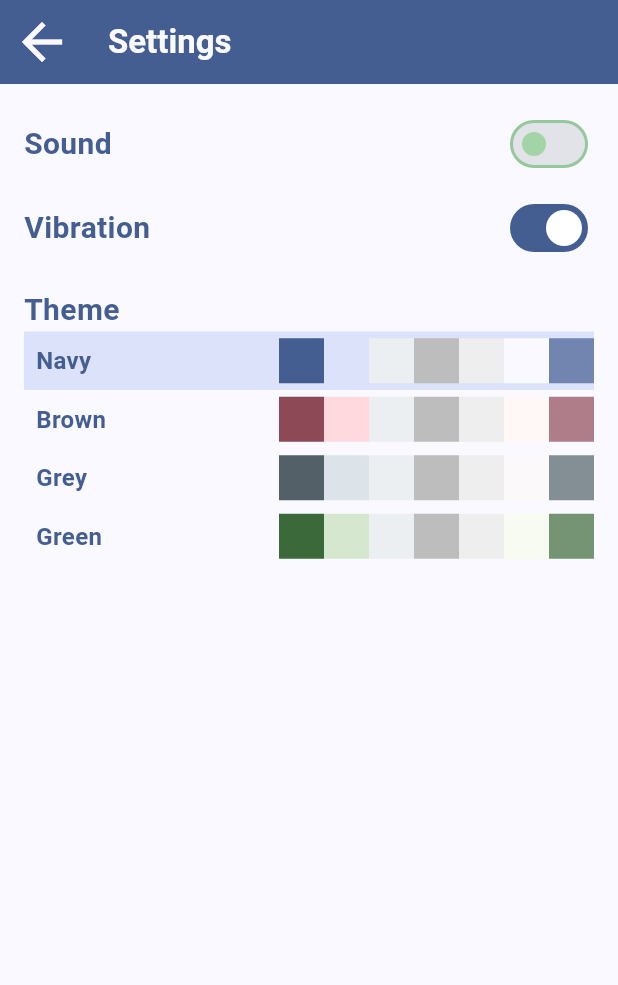
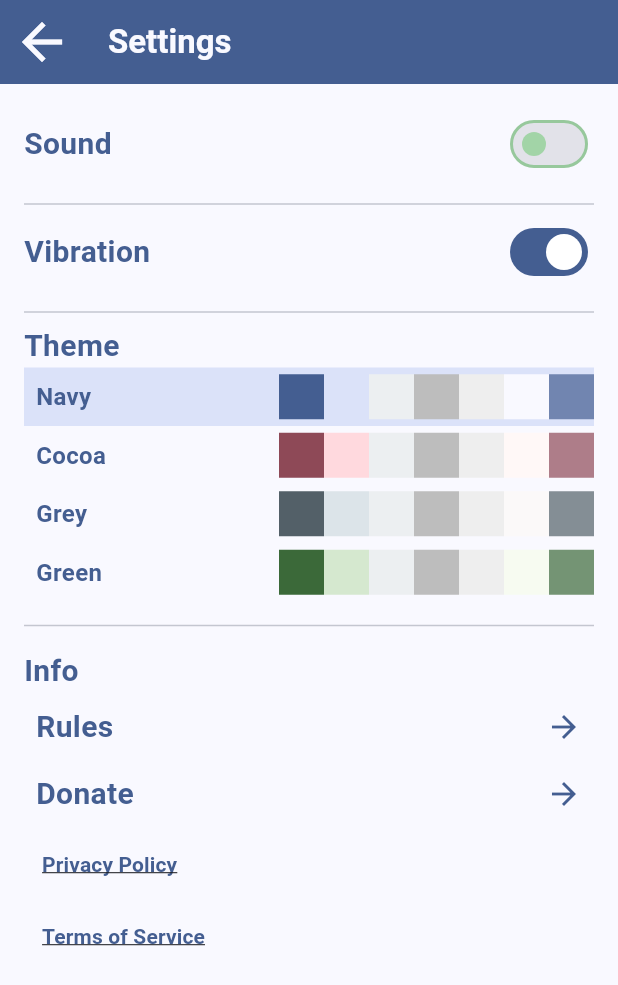
Before and after one commit to julia-morg/numerocide, a Flutter app: the screen it shows after launch, after a tap on the "settings" icon, on a phone screen of 412 x 824 dp. Shown: the top 985 px of the screen. Run offline on Flutter 3.47's test engine with Material 3 defaults, Android fonts, the phone set to English and light mode, and no system bars; our stand-ins replace audioplayers, in_app_purchase, shared_preferences, vibration; missing offline and left inert: volume_control.

Commit message:
settings page

```diff
--- a/lib/game/settings.dart
+++ b/lib/game/settings.dart
@@ -7,7 +7,7 @@ class Settings {
   bool vibro;
   String theme;
   static const String navy = 'navy';
-  static const String brown = 'brown';
+  static const String brown = 'cocoa';
   static const String grey = 'grey';
   static const String green = 'green';
   static List<String> get allThemes => [navy, brown, grey, green];
--- a/lib/game/sounds.dart
+++ b/lib/game/sounds.dart
@@ -63,6 +63,7 @@ class Sounds {
     }
     await player.stop();
     double deviceVolume = await VolumeControl.volume;
+    debugPrint(filename);
     player.play(
       AssetSource('sounds/${filename}'),
       volume: deviceVolume,
--- a/lib/game_page.dart
+++ b/lib/game_page.dart
@@ -368,7 +368,5 @@ class _GamePageState extends State<GamePage>  with SingleTickerProviderStateMixi
       }
       currentHint == null ? sounds.playNoHintsSound() : sounds.playHintSound();
     });
-    _checkGameState(false);
   }
-
 }
--- a/lib/home_page.dart
+++ b/lib/home_page.dart
@@ -1,4 +1,6 @@
 import 'package:flutter/material.dart';
+import 'package:url_launcher/url_launcher.dart';
+import 'donate_page.dart';
 import 'game_page.dart';
 import 'settings_page.dart';
 import 'tutorial_page.dart';
@@ -174,23 +176,7 @@ class _HomePageState extends State<HomePage> {
                   )),
             ),
           ),
-          const SizedBox(height: 50),
-          Center(
-            child: ElevatedButton(
-              onPressed: _hasSavedGame ? () => _showTutorial() : null,
-              style: ElevatedButton.styleFrom(
-                backgroundColor: Theme.of(context).colorScheme.surface,
-                shape: RoundedRectangleBorder(
-                  borderRadius: BorderRadius.circular(10),
-                ),
-              ),
-              child: const Text('Rules',
-                  style: TextStyle(
-                    fontSize: 24,
-                    fontWeight: FontWeight.bold,
-                  )),
-            ),
-          ),
+          const Spacer(),
 
         ],
       ),
--- a/lib/settings_page.dart
+++ b/lib/settings_page.dart
@@ -1,17 +1,20 @@
 import 'package:flutter/material.dart';
+import 'package:numerocide/tutorial_page.dart';
+import 'package:url_launcher/url_launcher.dart';
+import 'donate_page.dart';
 import 'game/settings.dart';
 import 'main.dart';
 
 class SettingsPage extends StatefulWidget {
   Settings settings;
-  SettingsPage({Key? key,  required this.settings}) : super(key: key);
+
+  SettingsPage({Key? key, required this.settings}) : super(key: key);
 
   @override
   _SettingsPageState createState() => _SettingsPageState();
 }
 
 class _SettingsPageState extends State<SettingsPage> {
-
   @override
   void initState() {
     super.initState();
@@ -50,8 +53,14 @@ class _SettingsPageState extends State<SettingsPage> {
         child: Column(
           crossAxisAlignment: CrossAxisAlignment.start,
           children: [
-            // Sound настройки
-            Row(
+            InkWell(
+              onTap: () {
+                setState(() {
+                  widget.settings.sound = !widget.settings.sound;
+                });
+                widget.settings.saveSettings();
+              },
+              child: Row(
                 mainAxisAlignment: MainAxisAlignment.spaceBetween,
                 children: [
                   Text('Sound', style: labelStyle),
@@ -66,9 +75,17 @@ class _SettingsPageState extends State<SettingsPage> {
                   ),
                 ],
               ),
+            ),
             const SizedBox(height: 8),
-            // Vibration настройки
-            Row(
+            Divider(),
+            InkWell(
+              onTap: () {
+                setState(() {
+                  widget.settings.vibro = !widget.settings.vibro;
+                });
+                widget.settings.saveSettings();
+              },
+              child: Row(
                 mainAxisAlignment: MainAxisAlignment.spaceBetween,
                 children: [
                   Text('Vibration', style: labelStyle),
@@ -83,7 +100,9 @@ class _SettingsPageState extends State<SettingsPage> {
                   ),
                 ],
               ),
-            const SizedBox(height: 16),
+            ),
+            const SizedBox(height: 8),
+            Divider(),
             Text('Theme', style: labelStyle),
             Column(
               children: Settings.allThemes.map((themeName) {
@@ -93,14 +112,14 @@ class _SettingsPageState extends State<SettingsPage> {
                       widget.settings.theme = themeName;
                     });
                     widget.settings.saveSettings();
-                    // Применяем тему
-                    MyApp.of(context)?.updateTheme(Settings.getThemeData(widget.settings.theme));
+                    MyApp.of(context)?.updateTheme(
+                        Settings.getThemeData(widget.settings.theme));
                   },
                   child: Container(
                     decoration: BoxDecoration(
                       color: widget.settings.theme == themeName
                           ? Theme.of(context).colorScheme.secondaryContainer
-                          : Colors.transparent, // Подсвечиваем выбранную тему
+                          : Colors.transparent,
                     ),
                     child: Row(
                       children: [
@@ -114,7 +133,8 @@ class _SettingsPageState extends State<SettingsPage> {
                           ),
                         ),
                         Row(
-                          children: Settings.getThemeColors(themeName).map((color) {
+                          children:
+                              Settings.getThemeColors(themeName).map((color) {
                             return Container(
                               width: 30,
                               height: 30,
@@ -128,9 +148,119 @@ class _SettingsPageState extends State<SettingsPage> {
                 );
               }).toList(),
             ),
+            const SizedBox(height: 8),
+            Divider(),
+            const SizedBox(height: 8),
+            Text('Info', style: labelStyle),
+            InkWell(
+              onTap: _showTutorial,
+              splashColor: Theme.of(context).splashColor,
+              highlightColor: Colors.transparent,
+              child: Container(
+                width: double.infinity,
+                padding: const EdgeInsets.all(8),
+                child: Row(
+                  mainAxisAlignment: MainAxisAlignment.spaceBetween,
+                  children: [
+                    Text(
+                      'Rules',
+                      style: labelStyle,
+                    ),
+                    Icon(Icons.arrow_forward, color: colorDark,),
+                  ],
+                ),
+              ),
+            ),
+            InkWell(
+              onTap: () {
+                Navigator.push(
+                  context,
+                  MaterialPageRoute(
+                    builder: (context) => DonatePage(
+                      settings: widget.settings,
+                    ),
+                  ),
+                );
+              },
+              splashColor: Theme.of(context).splashColor,
+              highlightColor: Colors.transparent,
+              child: Container(
+                width: double.infinity,
+                padding: const EdgeInsets.all(8),
+                child: Row(
+                  mainAxisAlignment: MainAxisAlignment.spaceBetween,
+                  children: [
+                    Text(
+                      'Donate',
+                      style: labelStyle,
+                    ),
+                    Icon(Icons.arrow_forward, color: colorDark),
+                  ],
+                ),
+              ),
+            ),
+            TextButton(
+              onPressed: () async {
+                const url = 'https://www.yourwebsite.com/privacy-policy';
+                if (await canLaunch(url)) {
+                  await launch(url);
+                } else {
+                  throw 'Could not launch $url';
+                }
+              },
+              child: const SizedBox(
+                width: double.infinity,
+                child: Row(
+                  mainAxisAlignment: MainAxisAlignment.spaceBetween,
+                  children: [
+                    const Text(
+                      'Privacy Policy',
+                      style: TextStyle(
+                        decoration: TextDecoration.underline,
+                      ),
+                    ),
+                  ],
+                ),
+              ),
+            ),
+            TextButton(
+              onPressed: () async {
+                const url = 'https://www.yourwebsite.com/privacy-policy';
+                if (await canLaunch(url)) {
+                  await launch(url);
+                } else {
+                  throw 'Could not launch $url';
+                }
+              },
+              child: const SizedBox(
+                width: double.infinity,
+                child: Row(
+                  mainAxisAlignment: MainAxisAlignment.spaceBetween,
+                  children: [
+                    Text(
+                      'Terms of Service',
+                      style: TextStyle(
+                        decoration: TextDecoration.underline,
+                      ),
+                    ),
+                  ],
+                ),
+              ),
+            )
           ],
         ),
       ),
     );
   }
+
+  void _showTutorial() {
+    Navigator.push(
+      context,
+      MaterialPageRoute(
+        builder: (context) => TutorialPage(
+          settings: widget.settings,
+        ),
+      ),
+    );
   }
+}
--- a/lib/tutorial_page.dart
+++ b/lib/tutorial_page.dart
@@ -87,7 +87,7 @@ class _TutorialPageState extends State<TutorialPage> {
       Stage(''
           'If you remove all the cells in a row, the row is destroyed',
           6,
-          [3, 4, 2, 1, 5, 4, 9, 6, 1, 4, 2, 5, 6, 5, 7],
+          [3, 8, 3, 1, 5, 3, 9, 6, 1, 4, 2, 5, 4, 5, 4],
           Hint(3, 8),
           [6,7,9,10,11,]),
       Stage(
@@ -170,7 +170,7 @@ class _TutorialPageState extends State<TutorialPage> {
           Padding(
             padding: const EdgeInsets.all(10),
             child: Text(
-              'Step ${step+1}: $hintText',
+              '${step+1}. $hintText',
               style: Theme.of(context)
                   .textTheme
                   .headlineSmall!
@@ -223,6 +223,7 @@ class _TutorialPageState extends State<TutorialPage> {
               hint = null;
             });
             stageCompleted = true;
+            debugPrint(desk.findHint().toString());
           });
         } else {
           selectedButtons.clear();
--- a/pubspec.yaml
+++ b/pubspec.yaml
@@ -17,6 +17,8 @@ dependencies:
   vibration: ^1.7.3
   audioplayers: ^1.0.1
   volume_control: ^0.1.5
+  in_app_purchase: ^3.0.0
+  url_launcher: ^6.0.9
 
 dev_dependencies:
   flutter_test:
```
Also changed, not shown: lib/donate_page.dart (added, +140 -0 lines), pubspec.lock, 6 other files. Lines whose indentation alone changed are shown as unchanged.
